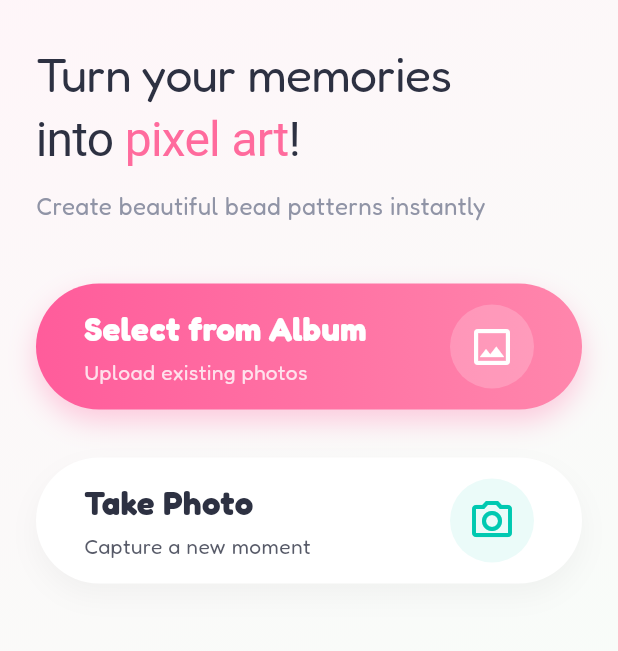
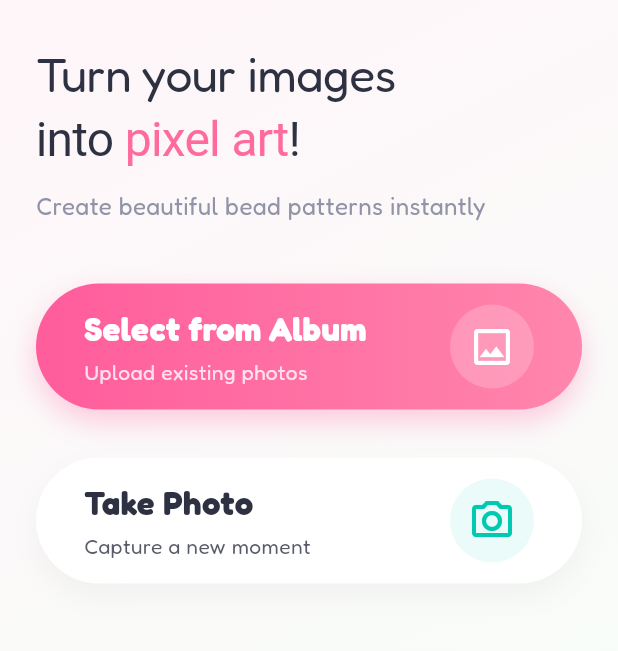
Before and after one commit to and2long/beadneko_flutter, a Flutter app: the screen it shows after launch, on a phone screen of 412 x 824 dp, the part 93-744 px from its top. Run offline on Flutter 3.47's test engine with Material 3 defaults, Android fonts, the phone set to English and light mode, and no system bars; our stand-ins replace cached_network_image, dio, flutter_smart_dialog, flutter_spinkit, google_fonts, image_picker and 3 more; missing offline and left inert: flutter_ytlog, image_gallery_saver_plus.

Commit message:
fix(i18n): correct home title text from 'memories' to 'images'

```diff
--- a/lib/i18n/i18n_en.dart
+++ b/lib/i18n/i18n_en.dart
@@ -63,7 +63,7 @@ class ProjectLocalizationsEN implements S {
   String get dialogBtnConfirm => 'Confirm';
 
   @override
-  String get homeTitle => 'Turn your memories';
+  String get homeTitle => 'Turn your images';
 
   @override
   String get homeSubtitle1 => 'into ';
--- a/lib/i18n/i18n_zh.dart
+++ b/lib/i18n/i18n_zh.dart
@@ -62,7 +62,7 @@ class ProjectLocalizationsZH implements S {
   String get dialogBtnConfirm => '确认';
 
   @override
-  String get homeTitle => '把你的回忆';
+  String get homeTitle => '把你的照片';
 
   @override
   String get homeSubtitle1 => '变成 ';
```
